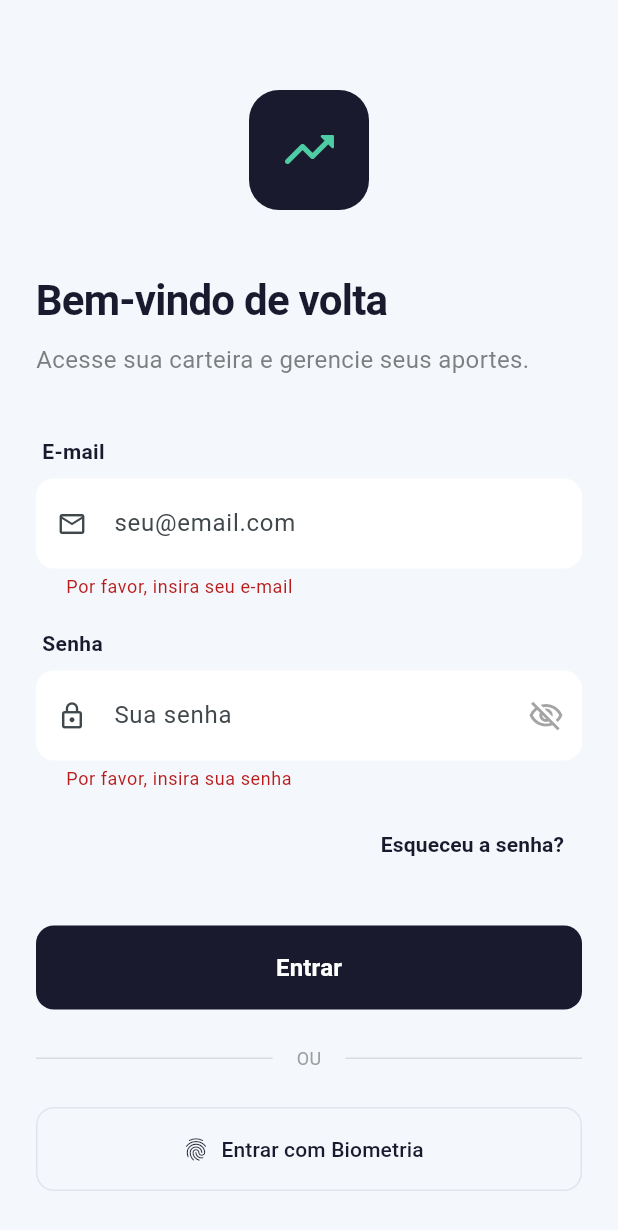
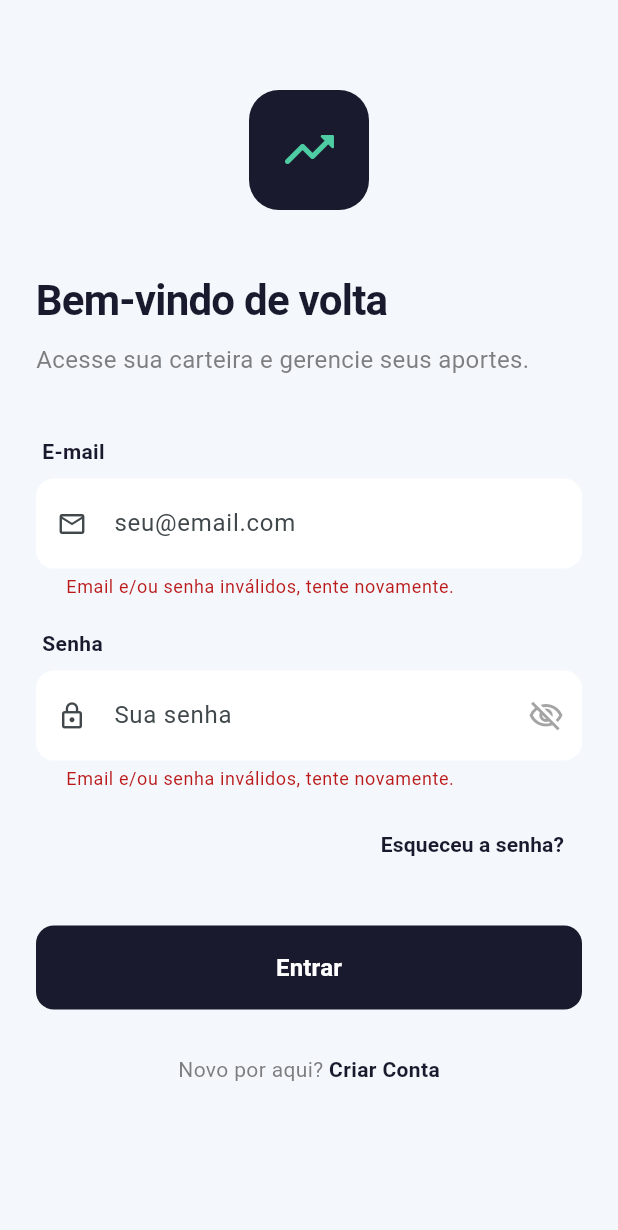
Before and after one commit to Valimz/ES-PI3-2026-T1-G33, a Flutter app: the screen it shows after launch, after a tap on "Entrar", on a phone screen of 412 x 824 dp. Shown: the top 1230 px of the screen. Run offline on Flutter 3.47's test engine with Material 3 defaults, Android fonts, the phone set to English and light mode, and no system bars; our stand-ins replace cloud_firestore, firebase_auth, firebase_core, firebase_messaging, fl_chart, flutter_local_notifications and 1 more; accounts and stored records are empty.

Commit message:
fix/Melhorias nas telas de login/cadastro e padronização de token

```diff
--- a/mescla_invest/lib/features/auth/presentation/pages/login_page.dart
+++ b/mescla_invest/lib/features/auth/presentation/pages/login_page.dart
@@ -1,3 +1,4 @@
+import 'package:firebase_auth/firebase_auth.dart';
 import 'package:flutter/material.dart';
 import 'package:mescla_invest/core/theme/app_theme.dart';
 import 'package:mescla_invest/features/auth/presentation/pages/register_page.dart';
@@ -16,6 +17,10 @@ class _LoginPageState extends State<LoginPage> {
   final _emailController = TextEditingController();
   final _passwordController = TextEditingController();
   bool _obscureSenha = true;
+  bool _authFailed = false;
+
+  static const String _genericCredentialMsg =
+      'Email e/ou senha inválidos, tente novamente.';
 
   @override
   Widget build(BuildContext context) {
@@ -73,10 +78,15 @@ class _LoginPageState extends State<LoginPage> {
                     prefixIcon: Icon(Icons.email_outlined, size: 20),
                   ),
                   validator: (value) {
-                    if (value == null || value.isEmpty) {
-                      return 'Por favor, insira seu e-mail';
+                    if (value == null || value.isEmpty || _authFailed) {
+                      return _genericCredentialMsg;
                     }
                     return null;
+                  },
+                  onChanged: (_) {
+                    if (_authFailed) {
+                      setState(() => _authFailed = false);
+                    }
                   },
                 ),
 
@@ -101,10 +111,15 @@ class _LoginPageState extends State<LoginPage> {
                     ),
                   ),
                   validator: (value) {
-                    if (value == null || value.isEmpty) {
-                      return 'Por favor, insira sua senha';
+                    if (value == null || value.isEmpty || _authFailed) {
+                      return _genericCredentialMsg;
                     }
                     return null;
+                  },
+                  onChanged: (_) {
+                    if (_authFailed) {
+                      setState(() => _authFailed = false);
+                    }
                   },
                 ),
 
@@ -128,6 +143,7 @@ class _LoginPageState extends State<LoginPage> {
 
                 ElevatedButton(
                   onPressed: () async {
+                    setState(() => _authFailed = false);
                     if (_formKey.currentState!.validate()) {
                       try {
                         final authService = FirebaseAuthService();
@@ -141,14 +157,26 @@ class _LoginPageState extends State<LoginPage> {
                           MaterialPageRoute(
                               builder: (context) => const HomePage()),
                         );
+                      } on FirebaseAuthException catch (e) {
+                        if (!context.mounted) return;
+                        switch (e.code) {
+                          case 'wrong-password':
+                          case 'user-not-found':
+                          case 'invalid-email':
+                          case 'invalid-credential':
+                            // Credencial inválida: marca os dois campos.
+                            setState(() => _authFailed = true);
+                            _formKey.currentState!.validate();
+                            break;
+                          default:
+                            // Erro de rede/servidor: mostra SnackBar.
+                            _showErrorSnackBar(_messageForAuthCode(e));
+                        }
                       } catch (e) {
+                        // Erros não relacionados à autenticação (ex.: Firestore).
                         if (!context.mounted) return;
-                        ScaffoldMessenger.of(context).showSnackBar(
-                          SnackBar(
-                              content: Text(e
-                                  .toString()
-                                  .replaceAll('Exception: ', ''))),
-                        );
+                        _showErrorSnackBar(
+                            'Não foi possível entrar. Tente novamente.');
                       }
                     }
                   },
@@ -163,40 +191,6 @@ class _LoginPageState extends State<LoginPage> {
                   child: const Text(
                     'Entrar',
                     style: TextStyle(fontSize: 16, fontWeight: FontWeight.bold),
-                  ),
-                ),
-
-                const SizedBox(height: 24),
-
-                Row(
-                  children: [
-                    Expanded(
-                        child: Divider(color: Colors.grey.withValues(alpha: 0.3))),
-                    Padding(
-                      padding: const EdgeInsets.symmetric(horizontal: 16),
-                      child: Text(
-                        "OU",
-                        style:
-                            TextStyle(color: Colors.grey.shade500, fontSize: 12),
-                      ),
-                    ),
-                    Expanded(
-                        child: Divider(color: Colors.grey.withValues(alpha: 0.3))),
-                  ],
-                ),
-
-                const SizedBox(height: 24),
-
-                OutlinedButton.icon(
-                  onPressed: () {},
-                  icon: const Icon(Icons.fingerprint),
-                  label: const Text("Entrar com Biometria"),
-                  style: OutlinedButton.styleFrom(
-                    minimumSize: const Size(double.infinity, 56),
-                    side: const BorderSide(color: Color(0xFFE0E4EC)),
-                    shape: RoundedRectangleBorder(
-                        borderRadius: BorderRadius.circular(12)),
-                    foregroundColor: AppColors.primary,
                   ),
                 ),
 
@@ -239,6 +233,25 @@ class _LoginPageState extends State<LoginPage> {
     );
   }
 
+  void _showErrorSnackBar(String message) {
+    ScaffoldMessenger.of(context).showSnackBar(
+      SnackBar(content: Text(message)),
+    );
+  }
+
+  String _messageForAuthCode(FirebaseAuthException e) {
+    switch (e.code) {
+      case 'network-request-failed':
+        return 'Falha de conexão. Verifique sua internet e tente novamente.';
+      case 'too-many-requests':
+        return 'Muitas tentativas. Tente novamente mais tarde.';
+      case 'user-disabled':
+        return 'Esta conta foi desativada.';
+      default:
+        return 'Erro ao fazer login. Tente novamente.';
+    }
+  }
+
   Widget _buildFieldLabel(String label) {
     return Padding(
       padding: const EdgeInsets.only(bottom: 8, left: 4),
--- a/mescla_invest/lib/features/explore/presentation/widgets/startup_details_dialog.dart
+++ b/mescla_invest/lib/features/explore/presentation/widgets/startup_details_dialog.dart
@@ -103,7 +103,7 @@ void showStartupDetailsDialog(
                 child: Column(
                   children: [
                     _buildInfoRow(
-                        Icons.monetization_on_outlined, 'Valor da Cota', val),
+                        Icons.monetization_on_outlined, 'Valor do Token', val),
                     const Divider(height: 20),
                     _buildInfoRow(Icons.flag_outlined, 'Estágio', stage),
                   ],
--- a/mescla_invest/lib/features/p2p/presentation/pages/p2p_page.dart
+++ b/mescla_invest/lib/features/p2p/presentation/pages/p2p_page.dart
@@ -264,7 +264,7 @@ class _MarketTab extends StatelessWidget {
                                       fontWeight: FontWeight.bold,
                                       fontSize: 18,
                                       color: AppColors.primary)),
-                              Text('${offer['quotas']} Cotas',
+                              Text('${offer['quotas']} Tokens',
                                   style: const TextStyle(
                                       fontSize: 14, color: Colors.grey)),
                             ],
@@ -436,7 +436,7 @@ class _MyOffersTab extends StatelessWidget {
                       mainAxisAlignment: MainAxisAlignment.spaceBetween,
                       children: [
                         Text(
-                            "${offer['startupName']} - ${offer['quotas']} Cotas",
+                            "${offer['startupName']} - ${offer['quotas']} Tokens",
                             style: const TextStyle(
                                 fontWeight: FontWeight.bold,
                                 fontSize: 16)),
--- a/mescla_invest/lib/features/wallet/presentation/pages/transaction_details_page.dart
+++ b/mescla_invest/lib/features/wallet/presentation/pages/transaction_details_page.dart
@@ -85,7 +85,7 @@ class TransactionDetailsPage extends StatelessWidget {
                   _buildDetailRow("Descrição", title),
                   if (isBuy && quotas != null) ...[
                     const Divider(height: 32),
-                    _buildDetailRow("Ativos (Cotas)", quotas),
+                    _buildDetailRow("Ativos (Tokens)", quotas),
                   ],
                   const Divider(height: 32),
                   _buildDetailRow("Data", dateFormatted),
```
Also changed, not shown: mescla_invest/lib/features/auth/presentation/pages/register_page.dart (+16 -1 lines), mescla_invest/lib/features/explore/presentation/pages/startup_detail_page.dart (+10 -10 lines), mescla_invest/lib/features/wallet/presentation/pages/wallet_page.dart (+4 -4 lines), mescla_invest/lib/services/firebase_auth_service.dart (+7 -13 lines), mescla_invest/lib/services/firestore_service.dart (+7 -7 lines), 3 other files.
